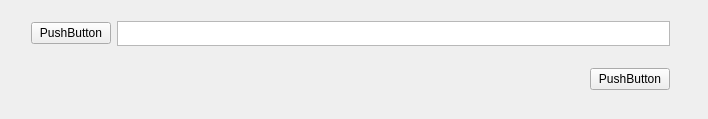
First picture: the form in UpLink_EXE/widget.ui, repository nihaokeaio/MyNote, before the edit.
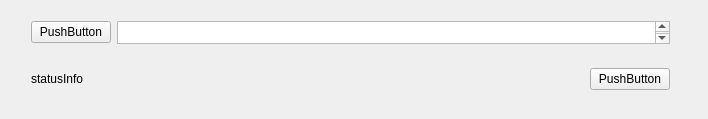
Second picture: the form after the edit.

Diff of the .ui file:
```diff
--- a/UpLink_EXE/widget.ui
+++ b/UpLink_EXE/widget.ui
@@ -49,7 +49,7 @@
         <property name="maximumSize">
          <size>
           <width>16777215</width>
-          <height>25</height>
+          <height>23</height>
          </size>
         </property>
        </widget>
@@ -71,6 +71,13 @@
     </item>
     <item>
      <layout class="QHBoxLayout" name="hLayoutDown">
+      <item>
+       <widget class="QLabel" name="showStatusLabel">
+        <property name="text">
+         <string>statusInfo</string>
+        </property>
+       </widget>
+      </item>
       <item>
        <spacer name="hSpacer">
         <property name="orientation">
```
